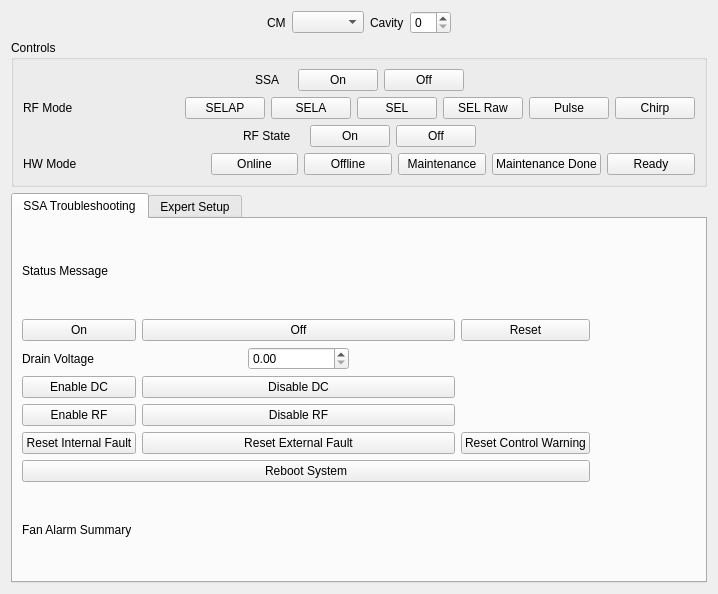
Qt form expert.ui (slaclab/srf_cavity_expert_screen) before a commit.
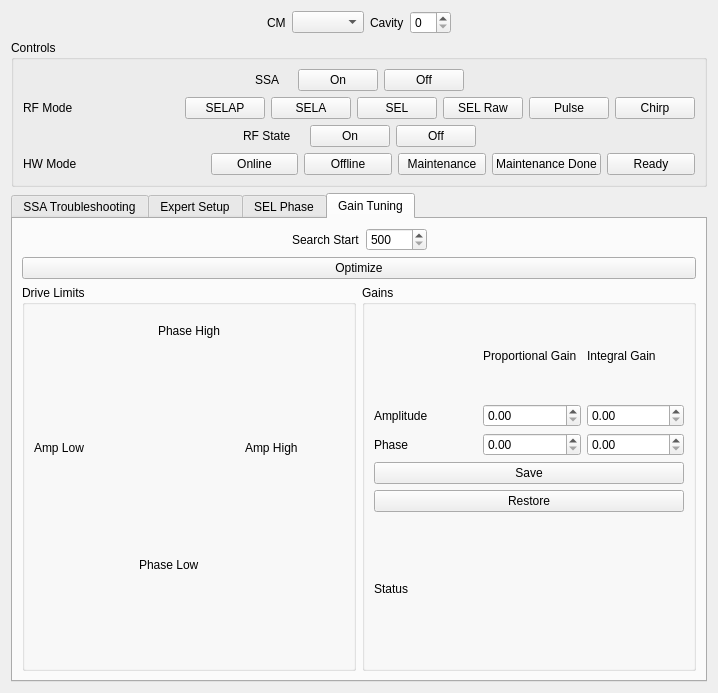
The same form after that commit. The open tabs and pages were chosen to show the change. Custom widgets are drawn as their Qt base class.

Commit message: added gain tuning and sel offset tabs

```diff
--- a/expert.ui
+++ b/expert.ui
@@ -7,7 +7,7 @@
     <x>0</x>
     <y>0</y>
     <width>718</width>
-    <height>594</height>
+    <height>693</height>
    </rect>
   </property>
   <property name="windowTitle">
@@ -684,6 +684,423 @@
        </item>
       </layout>
      </widget>
+     <widget class="QWidget" name="tab_3">
+      <attribute name="title">
+       <string>SEL Phase</string>
+      </attribute>
+      <layout class="QVBoxLayout" name="verticalLayout_2">
+       <item>
+        <layout class="QHBoxLayout" name="horizontalLayout_10">
+         <item>
+          <widget class="PyDMWaveformPlot" name="PyDMWaveformPlot">
+           <property name="toolTip">
+            <string/>
+           </property>
+          </widget>
+         </item>
+         <item>
+          <widget class="PyDMWaveformPlot" name="PyDMWaveformPlot_2">
+           <property name="toolTip">
+            <string/>
+           </property>
+          </widget>
+         </item>
+        </layout>
+       </item>
+       <item>
+        <layout class="QHBoxLayout" name="horizontalLayout_9">
+         <item>
+          <widget class="QLabel" name="label_11">
+           <property name="text">
+            <string>SEL phase offset</string>
+           </property>
+          </widget>
+         </item>
+         <item>
+          <widget class="PyDMSlider" name="PyDMSlider">
+           <property name="toolTip">
+            <string/>
+           </property>
+          </widget>
+         </item>
+        </layout>
+       </item>
+       <item>
+        <widget class="QPushButton" name="pushButton_6">
+         <property name="text">
+          <string>Optimize</string>
+         </property>
+        </widget>
+       </item>
+      </layout>
+     </widget>
+     <widget class="QWidget" name="tab_4">
+      <attribute name="title">
+       <string>Gain Tuning</string>
+      </attribute>
+      <layout class="QVBoxLayout" name="verticalLayout_6">
+       <item>
+        <layout class="QHBoxLayout" name="horizontalLayout_11">
+         <item>
+          <spacer name="horizontalSpacer_12">
+           <property name="orientation">
+            <enum>Qt::Horizontal</enum>
+           </property>
+           <property name="sizeHint" stdset="0">
+            <size>
+             <width>40</width>
+             <height>20</height>
+            </size>
+           </property>
+          </spacer>
+         </item>
+         <item>
+          <widget class="QLabel" name="label_22">
+           <property name="text">
+            <string>Search Start</string>
+           </property>
+          </widget>
+         </item>
+         <item>
+          <widget class="QSpinBox" name="search_start_spinbox">
+           <property name="minimum">
+            <number>500</number>
+           </property>
+           <property name="maximum">
+            <number>15000</number>
+           </property>
+          </widget>
+         </item>
+         <item>
+          <spacer name="horizontalSpacer_13">
+           <property name="orientation">
+            <enum>Qt::Horizontal</enum>
+           </property>
+           <property name="sizeHint" stdset="0">
+            <size>
+             <width>40</width>
+             <height>20</height>
+            </size>
+           </property>
+          </spacer>
+         </item>
+        </layout>
+       </item>
+       <item>
+        <widget class="QPushButton" name="optimize_button">
+         <property name="text">
+          <string>Optimize</string>
+         </property>
+        </widget>
+       </item>
+       <item>
+        <layout class="QHBoxLayout" name="horizontalLayout_12">
+         <item>
+          <widget class="QGroupBox" name="groupBox_3">
+           <property name="title">
+            <string>Drive Limits</string>
+           </property>
+           <layout class="QVBoxLayout" name="verticalLayout_4">
+            <item>
+             <layout class="QGridLayout" name="gridLayout_3">
+              <item row="1" column="1">
+               <widget class="PyDMByteIndicator" name="phase_high_byte">
+                <property name="toolTip">
+                 <string/>
+                </property>
+                <property name="onColor" stdset="0">
+                 <color>
+                  <red>252</red>
+                  <green>33</green>
+                  <blue>37</blue>
+                 </color>
+                </property>
+                <property name="offColor" stdset="0">
+                 <color>
+                  <red>41</red>
+                  <green>200</green>
+                  <blue>50</blue>
+                 </color>
+                </property>
+                <property name="showLabels" stdset="0">
+                 <bool>false</bool>
+                </property>
+               </widget>
+              </item>
+              <item row="8" column="1">
+               <widget class="PyDMLabel" name="phase_low_label">
+                <property name="toolTip">
+                 <string/>
+                </property>
+               </widget>
+              </item>
+              <item row="5" column="2">
+               <widget class="PyDMLabel" name="amp_high_label">
+                <property name="toolTip">
+                 <string/>
+                </property>
+               </widget>
+              </item>
+              <item row="2" column="1">
+               <widget class="PyDMLabel" name="phase_high_label">
+                <property name="toolTip">
+                 <string/>
+                </property>
+               </widget>
+              </item>
+              <item row="4" column="2">
+               <widget class="PyDMByteIndicator" name="amp_high_byte">
+                <property name="toolTip">
+                 <string/>
+                </property>
+                <property name="onColor" stdset="0">
+                 <color>
+                  <red>252</red>
+                  <green>33</green>
+                  <blue>37</blue>
+                 </color>
+                </property>
+                <property name="offColor" stdset="0">
+                 <color>
+                  <red>41</red>
+                  <green>200</green>
+                  <blue>50</blue>
+                 </color>
+                </property>
+                <property name="showLabels" stdset="0">
+                 <bool>false</bool>
+                </property>
+               </widget>
+              </item>
+              <item row="5" column="0">
+               <widget class="PyDMLabel" name="amp_low_label">
+                <property name="toolTip">
+                 <string/>
+                </property>
+               </widget>
+              </item>
+              <item row="3" column="0">
+               <widget class="QLabel" name="label_14">
+                <property name="text">
+                 <string>Amp Low</string>
+                </property>
+                <property name="wordWrap">
+                 <bool>false</bool>
+                </property>
+               </widget>
+              </item>
+              <item row="3" column="2">
+               <widget class="QLabel" name="label_15">
+                <property name="text">
+                 <string>Amp High</string>
+                </property>
+                <property name="wordWrap">
+                 <bool>false</bool>
+                </property>
+               </widget>
+              </item>
+              <item row="0" column="1">
+               <widget class="QLabel" name="label_16">
+                <property name="text">
+                 <string>Phase High</string>
+                </property>
+                <property name="alignment">
+                 <set>Qt::AlignCenter</set>
+                </property>
+                <property name="wordWrap">
+                 <bool>false</bool>
+                </property>
+               </widget>
+              </item>
+              <item row="4" column="0">
+               <widget class="PyDMByteIndicator" name="amp_low_byte">
+                <property name="toolTip">
+                 <string/>
+                </property>
+                <property name="onColor" stdset="0">
+                 <color>
+                  <red>252</red>
+                  <green>33</green>
+                  <blue>37</blue>
+                 </color>
+                </property>
+                <property name="offColor" stdset="0">
+                 <color>
+                  <red>41</red>
+                  <green>200</green>
+                  <blue>50</blue>
+                 </color>
+                </property>
+                <property name="showLabels" stdset="0">
+                 <bool>false</bool>
+                </property>
+               </widget>
+              </item>
+              <item row="6" column="1">
+               <widget class="QLabel" name="label_17">
+                <property name="text">
+                 <string>Phase Low</string>
+                </property>
+                <property name="wordWrap">
+                 <bool>false</bool>
+                </property>
+               </widget>
+              </item>
+              <item row="7" column="1">
+               <widget class="PyDMByteIndicator" name="phase_low_byte">
+                <property name="toolTip">
+                 <string/>
+                </property>
+                <property name="onColor" stdset="0">
+                 <color>
+                  <red>252</red>
+                  <green>33</green>
+                  <blue>37</blue>
+                 </color>
+                </property>
+                <property name="offColor" stdset="0">
+                 <color>
+                  <red>41</red>
+                  <green>200</green>
+                  <blue>50</blue>
+                 </color>
+                </property>
+                <property name="showLabels" stdset="0">
+                 <bool>false</bool>
+                </property>
+               </widget>
+              </item>
+             </layout>
+            </item>
+           </layout>
+          </widget>
+         </item>
+         <item>
+          <widget class="QGroupBox" name="groupBox_4">
+           <property name="title">
+            <string>Gains</string>
+           </property>
+           <layout class="QVBoxLayout" name="verticalLayout_5">
+            <item>
+             <layout class="QGridLayout" name="gridLayout_4">
+              <item row="2" column="1">
+               <widget class="PyDMByteIndicator" name="PyDMByteIndicator_6">
+                <property name="sizePolicy">
+                 <sizepolicy hsizetype="Maximum" vsizetype="Maximum">
+                  <horstretch>0</horstretch>
+                  <verstretch>0</verstretch>
+                 </sizepolicy>
+                </property>
+                <property name="toolTip">
+                 <string/>
+                </property>
+                <property name="showLabels" stdset="0">
+                 <bool>false</bool>
+                </property>
+               </widget>
+              </item>
+              <item row="1" column="2">
+               <widget class="PyDMSpinbox" name="amp_gain_p_spinbox">
+                <property name="toolTip">
+                 <string/>
+                </property>
+               </widget>
+              </item>
+              <item row="1" column="0">
+               <widget class="QLabel" name="label_18">
+                <property name="text">
+                 <string>Amplitude</string>
+                </property>
+               </widget>
+              </item>
+              <item row="2" column="0">
+               <widget class="QLabel" name="label_19">
+                <property name="text">
+                 <string>Phase</string>
+                </property>
+               </widget>
+              </item>
+              <item row="2" column="2">
+               <widget class="PyDMSpinbox" name="phase_gain_p_spinbox">
+                <property name="toolTip">
+                 <string/>
+                </property>
+               </widget>
+              </item>
+              <item row="1" column="1">
+               <widget class="PyDMByteIndicator" name="PyDMByteIndicator_5">
+                <property name="sizePolicy">
+                 <sizepolicy hsizetype="Maximum" vsizetype="Maximum">
+                  <horstretch>0</horstretch>
+                  <verstretch>0</verstretch>
+                 </sizepolicy>
+                </property>
+                <property name="toolTip">
+                 <string/>
+                </property>
+                <property name="showLabels" stdset="0">
+                 <bool>false</bool>
+                </property>
+               </widget>
+              </item>
+              <item row="0" column="2">
+               <widget class="QLabel" name="label_20">
+                <property name="text">
+                 <string>Proportional Gain</string>
+                </property>
+               </widget>
+              </item>
+              <item row="0" column="3">
+               <widget class="QLabel" name="label_21">
+                <property name="text">
+                 <string>Integral Gain</string>
+                </property>
+               </widget>
+              </item>
+              <item row="1" column="3">
+               <widget class="PyDMSpinbox" name="amp_gain_i_spinbox">
+                <property name="toolTip">
+                 <string/>
+                </property>
+               </widget>
+              </item>
+              <item row="2" column="3">
+               <widget class="PyDMSpinbox" name="phase_gain_i_spinbox">
+                <property name="toolTip">
+                 <string/>
+                </property>
+               </widget>
+              </item>
+             </layout>
+            </item>
+            <item>
+             <widget class="QPushButton" name="pushButton_7">
+              <property name="text">
+               <string>Save</string>
+              </property>
+             </widget>
+            </item>
+            <item>
+             <widget class="QPushButton" name="pushButton_8">
+              <property name="text">
+               <string>Restore</string>
+              </property>
+             </widget>
+            </item>
+            <item>
+             <widget class="QLabel" name="label_23">
+              <property name="text">
+               <string>Status</string>
+              </property>
+             </widget>
+            </item>
+           </layout>
+          </widget>
+         </item>
+        </layout>
+       </item>
+      </layout>
+     </widget>
     </widget>
    </item>
   </layout>
@@ -694,11 +1111,26 @@
    <extends>QLabel</extends>
    <header>pydm.widgets.label</header>
   </customwidget>
+  <customwidget>
+   <class>PyDMWaveformPlot</class>
+   <extends>QGraphicsView</extends>
+   <header>pydm.widgets.waveformplot</header>
+  </customwidget>
+  <customwidget>
+   <class>PyDMByteIndicator</class>
+   <extends>QWidget</extends>
+   <header>pydm.widgets.byte</header>
+  </customwidget>
   <customwidget>
    <class>PyDMPushButton</class>
    <extends>QPushButton</extends>
    <header>pydm.widgets.pushbutton</header>
   </customwidget>
+  <customwidget>
+   <class>PyDMSlider</class>
+   <extends>QFrame</extends>
+   <header>pydm.widgets.slider</header>
+  </customwidget>
   <customwidget>
    <class>PyDMSpinbox</class>
    <extends>QDoubleSpinBox</extends>
```
Left out of the diff: 2 changed lines with no effect on the pictures.
